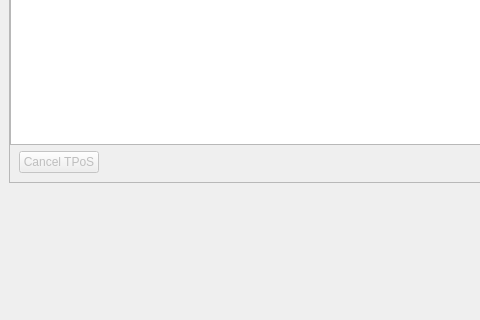
Above: src/qt/forms/tpospage.ui from X9Developers/XSN before the change; both pictures show x 0 to 480 and y 333 to 653 of the 603 by 653 pixel window. Below: the same form after it.
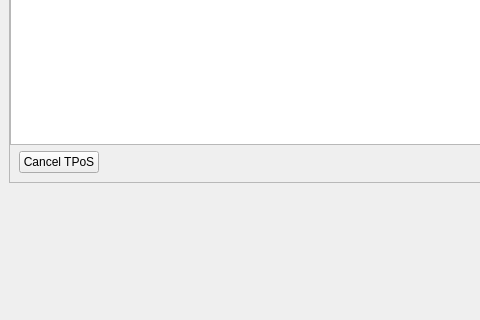
That is the form after the change. Custom widgets are drawn as their Qt base class.

What changed in the file:
```diff
--- a/src/qt/forms/tpospage.ui
+++ b/src/qt/forms/tpospage.ui
@@ -378,7 +378,7 @@
            <item>
             <widget class="QPushButton" name="removeRequestButton">
              <property name="enabled">
-              <bool>false</bool>
+              <bool>true</bool>
              </property>
              <property name="toolTip">
               <string>Remove the selected entries from the list</string>
```
Left out of the diff: 2 changed lines with no effect on the pictures.
